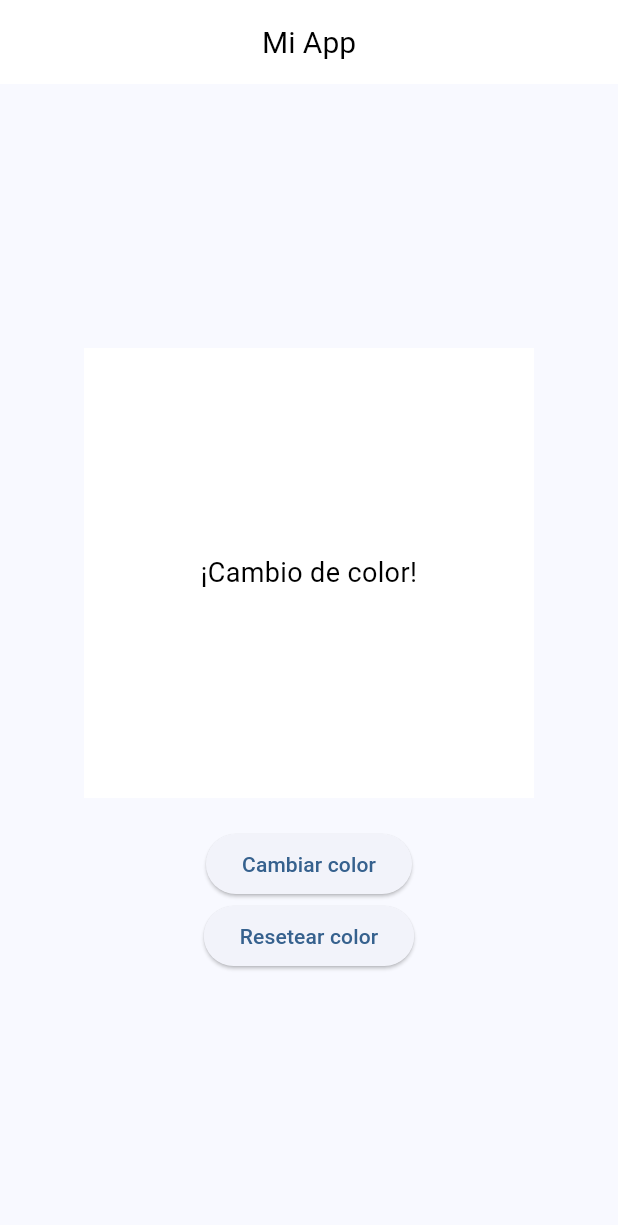
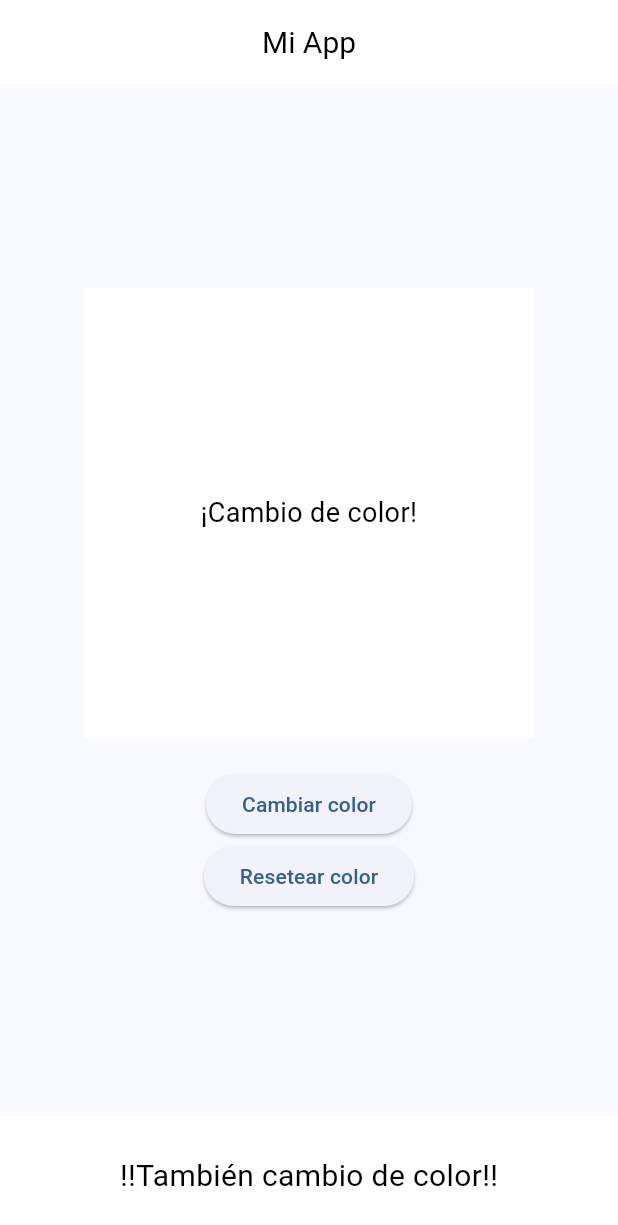
Before and after one commit to diegobenitez2005/dbenitez-flutter003, a Flutter app: the screen it shows after launch, on a phone screen of 412 x 824 dp. Shown: the top 1225 px of the screen. Run offline on Flutter 3.47's test engine with Material 3 defaults, Android fonts, the light colour scheme and no system bars.

```diff
--- a/lib/main.dart
+++ b/lib/main.dart
@@ -62,6 +62,19 @@ class _ColorChangerScreenState extends State<ColorChangerScreen> {
     });
   }
 
+  // void _showBottomSheet(BuildContext context) {
+  //   showModalBottomSheet(
+  //     context: context,
+  //     builder: (BuildContext context) {
+  //       return Container(
+  //         height: 200,
+  //         color: Colors.white,
+  //         child: Center(child: Text('Este es un Modal BottomSheet')),
+  //       );
+  //     },
+  //   );
+  // }
+
   @override
   Widget build(BuildContext context) {
     return Scaffold(
@@ -72,7 +85,6 @@ class _ColorChangerScreenState extends State<ColorChangerScreen> {
           color: colorTexto,
           fontSize: 20,
           fontFamily: 'Roboto', // Especifica la fuente 'Roboto'
-
         ),
         backgroundColor: _colors[_currentColorIndex],
       ),
@@ -96,7 +108,6 @@ class _ColorChangerScreenState extends State<ColorChangerScreen> {
               onPressed: _changeColor,
               child: const Text('Cambiar color'),
             ),
-
             ElevatedButton(
               onPressed: _resetColor,
               child: const Text('Resetear color'),
@@ -104,6 +115,17 @@ class _ColorChangerScreenState extends State<ColorChangerScreen> {
           ],
         ),
       ),
+      bottomNavigationBar: BottomAppBar(
+        color: _colors[_currentColorIndex],
+        child:
+        Center(child: Text('!!También cambio de color!!',
+        style: TextStyle(
+          fontSize: 20.0,
+          color: colorTexto,
+           ),
+          ),
+        ),
+      ),
     );
   }
 }
```
